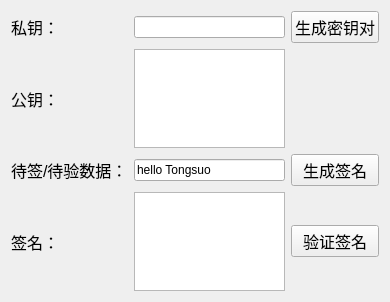
First picture: the form in sm2signverify.ui, repository Tongsuo-Project/tsapp, before the edit.
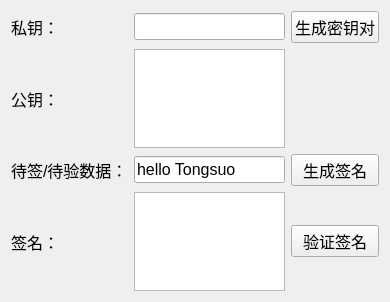
Second picture: the form after the edit.

What changed in the file:
```diff
--- a/sm2signverify.ui
+++ b/sm2signverify.ui
@@ -92,13 +92,24 @@
    </item>
    <item row="3" column="1">
     <widget class="QLineEdit" name="lineEditInput">
+     <property name="font">
+      <font>
+       <pointsize>12</pointsize>
+      </font>
+     </property>
      <property name="text">
       <string>hello Tongsuo</string>
      </property>
     </widget>
    </item>
    <item row="0" column="1">
-    <widget class="QLineEdit" name="lineEditPriKey"/>
+    <widget class="QLineEdit" name="lineEditPriKey">
+     <property name="font">
+      <font>
+       <pointsize>12</pointsize>
+      </font>
+     </property>
+    </widget>
    </item>
    <item row="3" column="0">
     <widget class="QLabel" name="label_3">
```
Left out of the diff: 16 changed lines with no effect on the pictures.
